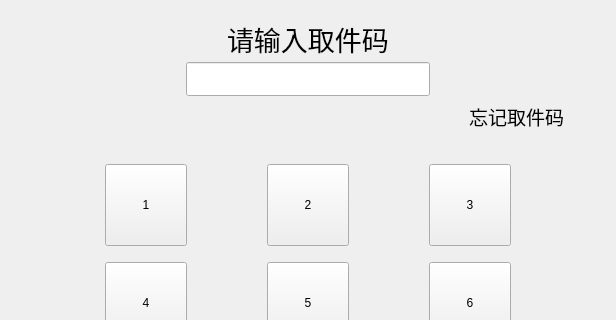
First picture: the form in QtControl/NumKeyBoard.ui, repository zhichao281/QtControlCenter, before the edit; both pictures show x 0 to 616 and y 0 to 320 of the 616 by 568 pixel window.
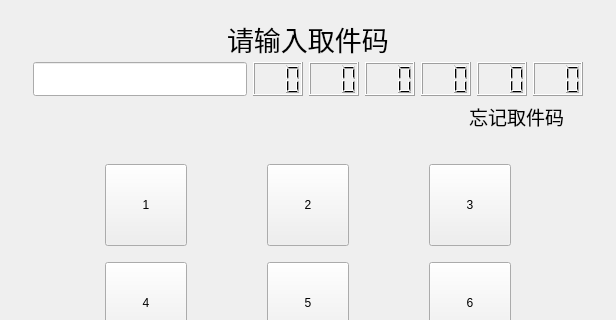
Second picture: the form after the edit. Icons and pictures are not drawn.

The edit to the form file:
```diff
--- a/QtControl/NumKeyBoard.ui
+++ b/QtControl/NumKeyBoard.ui
@@ -114,6 +114,99 @@
           </property>
          </widget>
         </item>
+        <item>
+         <widget class="QLCDNumber" name="lcdNumber_1">
+          <property name="minimumSize">
+           <size>
+            <width>50</width>
+            <height>0</height>
+           </size>
+          </property>
+          <property name="layoutDirection">
+           <enum>Qt::LeftToRight</enum>
+          </property>
+          <property name="digitCount">
+           <number>3</number>
+          </property>
+          <property name="mode">
+           <enum>QLCDNumber::Dec</enum>
+          </property>
+          <property name="value" stdset="0">
+           <double>0.000000000000000</double>
+          </property>
+          <property name="intValue" stdset="0">
+           <number>0</number>
+          </property>
+         </widget>
+        </item>
+        <item>
+         <widget class="QLCDNumber" name="lcdNumber_2">
+          <property name="minimumSize">
+           <size>
+            <width>50</width>
+            <height>0</height>
+           </size>
+          </property>
+          <property name="digitCount">
+           <number>3</number>
+          </property>
+         </widget>
+        </item>
+        <item>
+         <widget class="QLCDNumber" name="lcdNumber_3">
+          <property name="minimumSize">
+           <size>
+            <width>50</width>
+            <height>0</height>
+           </size>
+          </property>
+          <property name="digitCount">
+           <number>3</number>
+          </property>
+          <property name="value" stdset="0">
+           <double>0.000000000000000</double>
+          </property>
+         </widget>
+        </item>
+        <item>
+         <widget class="QLCDNumber" name="lcdNumber_4">
+          <property name="minimumSize">
+           <size>
+            <width>50</width>
+            <height>0</height>
+           </size>
+          </property>
+          <property name="digitCount">
+           <number>3</number>
+          </property>
+         </widget>
+        </item>
+        <item>
+         <widget class="QLCDNumber" name="lcdNumber_5">
+          <property name="minimumSize">
+           <size>
+            <width>50</width>
+            <height>0</height>
+           </size>
+          </property>
+          <property name="digitCount">
+           <number>3</number>
+          </property>
+         </widget>
+        </item>
+        <item>
+         <widget class="QLCDNumber" name="lcdNumber_6">
+          <property name="minimumSize">
+           <size>
+            <width>50</width>
+            <height>0</height>
+           </size>
+          </property>
+          <property name="digitCount">
+           <number>3</number>
+          </property>
+         </widget>
+        </item>
         <item>
          <spacer name="horizontalSpacer_5">
           <property name="orientation">
```
